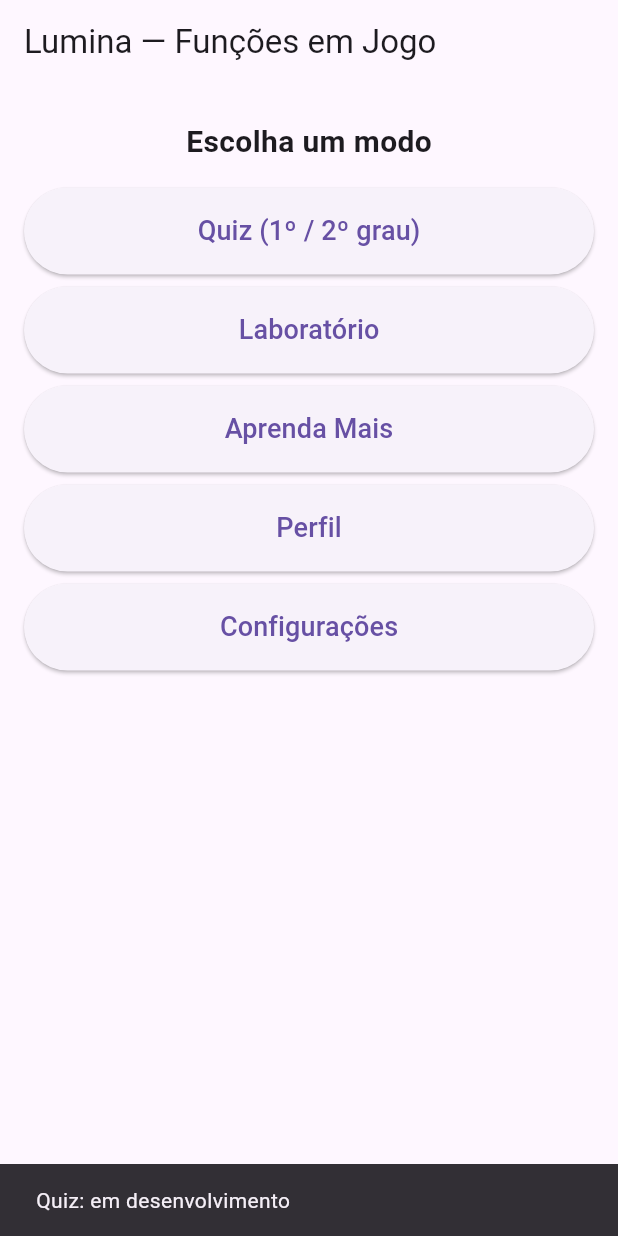
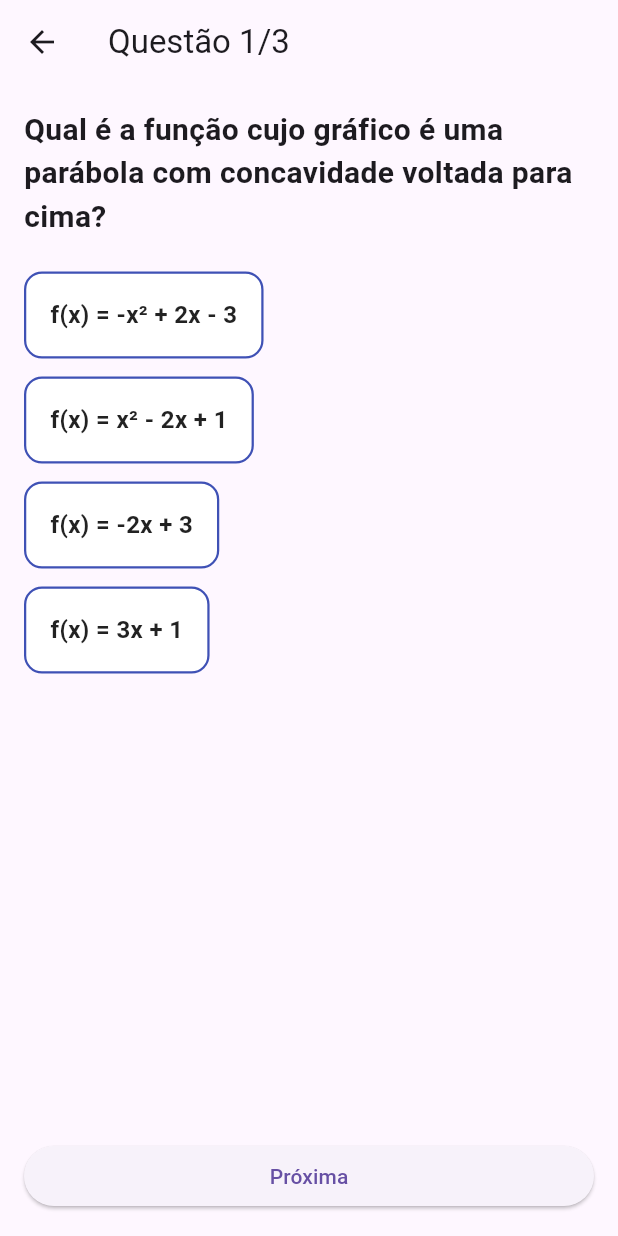
Before and after one commit to Gamarano/lumina, a Flutter app: the screen it shows after launch, after a tap on "Quiz (1º / 2º grau)", on a phone screen of 412 x 824 dp. Run offline on Flutter 3.47's test engine with Material 3 defaults, Android fonts, the phone set to English and light mode, and no system bars; our stand-ins replace fl_chart.

Commit message:
Gerado quiz basico e laboratorio

```diff
--- /dev/null
+++ b/lib/models/question.dart
@@ -0,0 +1,13 @@
+class Question {
+  final String id;
+  final String text;
+  final List<String> options;
+  final int correctIndex;
+
+  Question({
+    required this.id,
+    required this.text,
+    required this.options,
+    required this.correctIndex,
+  });
+}
--- /dev/null
+++ b/lib/models/quiz_manager.dart
@@ -0,0 +1,34 @@
+import 'question.dart';
+import '../utils/sample_questions.dart';
+
+class QuizManager {
+  final List<Question> _questions = sampleQuestions;
+  int _currentIndex = 0;
+  int _score = 0;
+
+  Question get currentQuestion => _questions[_currentIndex];
+  int get totalQuestions => _questions.length;
+  int get score => _score;
+  int get currentIndex => _currentIndex + 1;
+
+  bool get isFinished => _currentIndex >= _questions.length - 1;
+
+  void answer(int selectedIndex) {
+    if (currentQuestion.correctIndex == selectedIndex) {
+      _score++;
+    }
+  }
+
+  bool next() {
+    if (_currentIndex < _questions.length - 1) {
+      _currentIndex++;
+      return true;
+    }
+    return false;
+  }
+
+  void reset() {
+    _currentIndex = 0;
+    _score = 0;
+  }
+}
--- a/lib/screens/home_screen.dart
+++ b/lib/screens/home_screen.dart
@@ -1,8 +1,11 @@
 import 'package:flutter/material.dart';
+import 'package:lumina/screens/laboratorio_screen.dart';
+import 'quiz_screen.dart'; // ajuste o caminho se o arquivo estiver em outra pasta (ex: 'screens/quiz_screen.dart')
 
 class HomeScreen extends StatelessWidget {
   const HomeScreen({super.key});
 
+  // Helper para criar botões padronizados
   Widget _menuButton(BuildContext c, String label, VoidCallback onTap) {
     return SizedBox(
       width: double.infinity,
@@ -30,36 +33,48 @@ class HomeScreen extends StatelessWidget {
               style: TextStyle(fontSize: 20, fontWeight: FontWeight.bold),
             ),
             const SizedBox(height: 16),
+
+            // Quiz — navega para QuizScreen
             _menuButton(context, 'Quiz (1º / 2º grau)', () {
-              // navegar para Quiz (ainda não implementado)
-              ScaffoldMessenger.of(context).showSnackBar(
-                const SnackBar(content: Text('Quiz: em desenvolvimento')),
+              Navigator.push(
+                context,
+                MaterialPageRoute(builder: (_) => const QuizScreen()),
               );
             }),
             const SizedBox(height: 8),
+
+            // Laboratório
             _menuButton(context, 'Laboratório', () {
-              ScaffoldMessenger.of(context).showSnackBar(
-                const SnackBar(content: Text('Laboratório: em desenvolvimento')),
+              Navigator.push(
+                context,
+                MaterialPageRoute(builder: (_) => const LaboratorioScreen())
               );
             }),
             const SizedBox(height: 8),
+
+            // Aprenda Mais
             _menuButton(context, 'Aprenda Mais', () {
               ScaffoldMessenger.of(context).showSnackBar(
                 const SnackBar(content: Text('Aprenda Mais: em desenvolvimento')),
               );
             }),
             const SizedBox(height: 8),
+
+            // Perfil
             _menuButton(context, 'Perfil', () {
               ScaffoldMessenger.of(context).showSnackBar(
                 const SnackBar(content: Text('Perfil: em desenvolvimento')),
               );
             }),
             const SizedBox(height: 8),
+
+            // Configurações
             _menuButton(context, 'Configurações', () {
               ScaffoldMessenger.of(context).showSnackBar(
                 const SnackBar(content: Text('Configurações: em desenvolvimento')),
               );
             }),
+
             const Spacer(),
             const Text('Versão inicial — Trabalho acadêmico'),
           ],
--- /dev/null
+++ b/lib/screens/quiz_screen.dart
@@ -0,0 +1,79 @@
+import 'package:flutter/material.dart';
+import '../models/quiz_manager.dart';
+import '../widgets/quiz_option.dart';
+import 'result_screen.dart';
+
+class QuizScreen extends StatefulWidget {
+  const QuizScreen({super.key});
+
+  @override
+  State<QuizScreen> createState() => _QuizScreenState();
+}
+
+class _QuizScreenState extends State<QuizScreen> {
+  final QuizManager quizManager = QuizManager();
+  int? selectedIndex;
+
+  void _onSelect(int index) {
+    setState(() {
+      selectedIndex = index;
+    });
+  }
+
+  void _onNext() {
+    if (selectedIndex == null) return;
+
+    quizManager.answer(selectedIndex!);
+
+    if (quizManager.isFinished) {
+      Navigator.pushReplacement(
+        context,
+        MaterialPageRoute(
+          builder: (_) => ResultScreen(score: quizManager.score, total: quizManager.totalQuestions),
+        ),
+      );
+    } else {
+      quizManager.next();
+      setState(() {
+        selectedIndex = null;
+      });
+    }
+  }
+
+  @override
+  Widget build(BuildContext context) {
+    final question = quizManager.currentQuestion;
+
+    return Scaffold(
+      appBar: AppBar(
+        title: Text('Questão ${quizManager.currentIndex}/${quizManager.totalQuestions}'),
+      ),
+      body: Padding(
+        padding: const EdgeInsets.all(16),
+        child: Column(
+          crossAxisAlignment: CrossAxisAlignment.start,
+          children: [
+            Text(question.text, style: const TextStyle(fontSize: 20, fontWeight: FontWeight.bold)),
+            const SizedBox(height: 16),
+            ...List.generate(
+              question.options.length,
+              (i) => QuizOption(
+                text: question.options[i],
+                isSelected: selectedIndex == i,
+                onTap: () => _onSelect(i),
+              ),
+            ),
+            const Spacer(),
+            SizedBox(
+              width: double.infinity,
+              child: ElevatedButton(
+                onPressed: _onNext,
+                child: Text(quizManager.isFinished ? 'Finalizar' : 'Próxima'),
+              ),
+            )
+          ],
+        ),
+      ),
+    );
+  }
+}
--- /dev/null
+++ b/lib/utils/sample_questions.dart
@@ -0,0 +1,27 @@
+import '../models/question.dart';
+
+final sampleQuestions = [
+  Question(
+    id: 'q1',
+    text: 'Qual é a função cujo gráfico é uma parábola com concavidade voltada para cima?',
+    options: [
+      'f(x) = -x² + 2x - 3',
+      'f(x) = x² - 2x + 1',
+      'f(x) = -2x + 3',
+      'f(x) = 3x + 1'
+    ],
+    correctIndex: 1,
+  ),
+  Question(
+    id: 'q2',
+    text: 'A raiz da função f(x) = 2x - 6 é:',
+    options: ['x = 3', 'x = -3', 'x = 6', 'x = 0'],
+    correctIndex: 0,
+  ),
+  Question(
+    id: 'q3',
+    text: 'Se f(x) = x² - 9, qual é o valor de f(3)?',
+    options: ['9', '0', '-9', '6'],
+    correctIndex: 1,
+  ),
+];
--- /dev/null
+++ b/lib/widgets/quiz_option.dart
@@ -0,0 +1,38 @@
+import 'package:flutter/material.dart';
+
+class QuizOption extends StatelessWidget {
+  final String text;
+  final bool isSelected;
+  final VoidCallback onTap;
+
+  const QuizOption({
+    super.key,
+    required this.text,
+    required this.isSelected,
+    required this.onTap,
+  });
+
+  @override
+  Widget build(BuildContext context) {
+    return InkWell(
+      onTap: onTap,
+      child: Container(
+        padding: const EdgeInsets.all(16),
+        margin: const EdgeInsets.symmetric(vertical: 6),
+        decoration: BoxDecoration(
+          color: isSelected ? Colors.indigoAccent.withOpacity(0.8) : Colors.white,
+          borderRadius: BorderRadius.circular(12),
+          border: Border.all(color: Colors.indigo, width: 1.5),
+        ),
+        child: Text(
+          text,
+          style: TextStyle(
+            color: isSelected ? Colors.white : Colors.black87,
+            fontSize: 16,
+            fontWeight: FontWeight.w600,
+          ),
+        ),
+      ),
+    );
+  }
+}
--- a/pubspec.yaml
+++ b/pubspec.yaml
@@ -15,7 +15,7 @@ dependencies:
     sdk: flutter
   cupertino_icons: ^1.0.8
   flutter_riverpod: ^2.3.0
-  fl_chart: ^0.60.0
+  fl_chart: ^0.65.0
   flutter_math_fork: ^0.7.4
   shared_preferences: ^2.0.18
   hive: ^2.2.3
```
Also changed, not shown: lib/screens/laboratorio_screen.dart (added, +89 -0 lines), lib/screens/result_screen.dart (added, +35 -0 lines), pubspec.lock, 1 other file.
